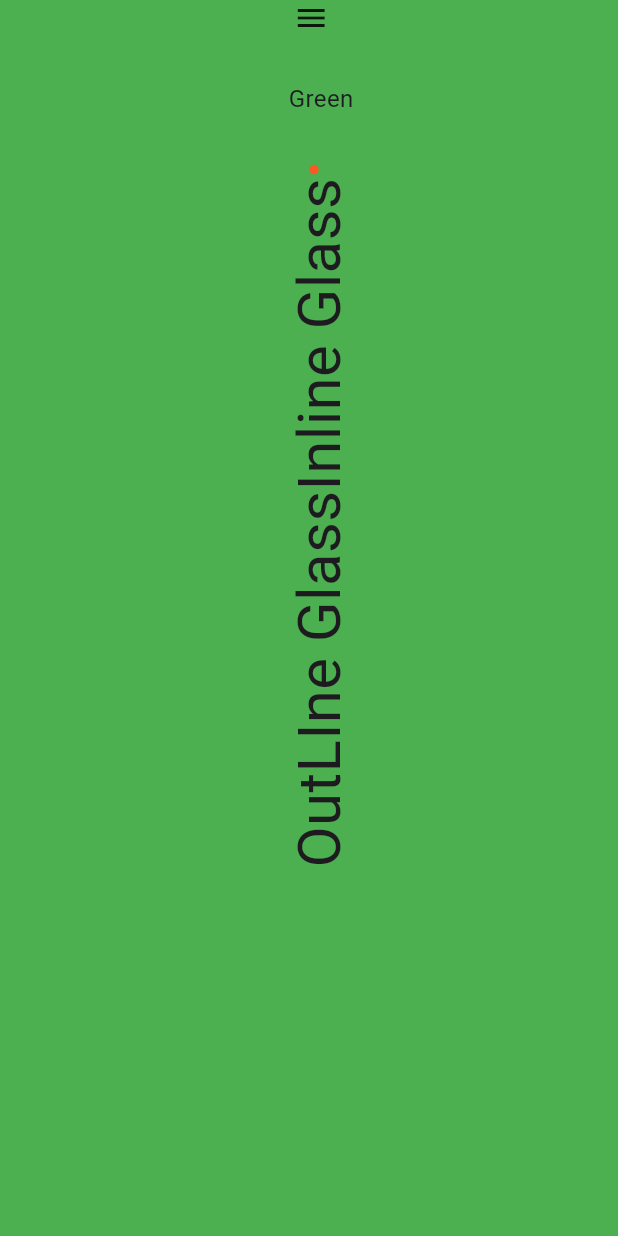
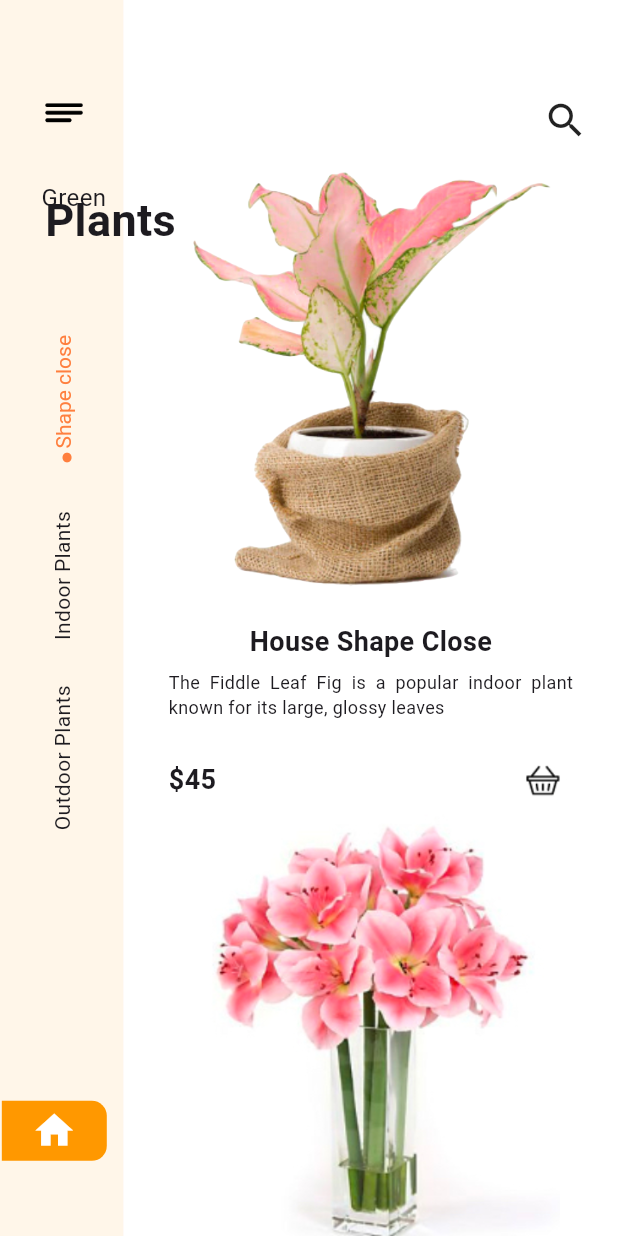
Before and after one commit to imwaseemashraf/plantapp, a Flutter app: the screen it shows after launch, on a phone screen of 412 x 824 dp. Run offline on Flutter 3.47's test engine with Material 3 defaults, Android fonts, the light colour scheme and no system bars; our stand-ins replace gap.

Commit message:
homepage compete

```diff
--- a/lib/Screens/homepage.dart
+++ b/lib/Screens/homepage.dart
@@ -1,5 +1,8 @@
 import 'package:flutter/material.dart';
 import 'package:gap/gap.dart';
+import 'package:plantapp/common/Urls.dart';
+import 'package:plantapp/common/Utils/appcolors.dart';
+import 'package:plantapp/widget/product.dart';
 
 class HomePage extends StatefulWidget {
   const HomePage({super.key});
@@ -16,14 +19,48 @@ class _HomePageState extends State<HomePage> {
         children: [
           Row(
             children: [
-              Expanded(
+              sidebar(),
+              bodyParts(context),
+            ],
+          ),
+          const Positioned(
+            left: 30,
+            top: 125,
+            child: Text(
+              "Plants",
+              style: TextStyle(fontSize: 30, fontWeight: FontWeight.w700),
+            ),
+          ),
+          const Positioned(
+              right: 20,
+              top: 65,
+              child: Icon(
+                Icons.search,
+                size: 30,
+              )),
+        ],
+      ),
+    );
+  }
+}
+
+Expanded sidebar() {
+  return Expanded(
     child: Container(
-                  color: Colors.green,
+      color: AppColors.primaryColor,
       child: Column(
+        mainAxisAlignment: MainAxisAlignment.spaceEvenly,
         children: [
-                      const Padding(
-                        padding: EdgeInsets.only(left: 8, right: 5),
-                        child: Icon(Icons.menu),
+          Column(
+            children: [
+              Padding(
+                padding: const EdgeInsets.only(left: 8, right: 5, top: 10),
+                child: Image.asset(
+                  "assets/images/more.png",
+                  scale: 1,
+                  height: 30,
+                  width: 50,
+                ),
               ),
               const Gap(30),
               const Padding(
@@ -31,50 +68,98 @@ class _HomePageState extends State<HomePage> {
                 child: Text("Green", style: TextStyle(fontSize: 16)),
               ),
               const Gap(30),
+            ],
+          ),
+          Column(
+            children: [
               Padding(
                 padding: const EdgeInsets.only(right: 15),
                 child: RotatedBox(
                   quarterTurns: 3,
                   child: RichText(
-                              text: const TextSpan(children: [
+                    text: const TextSpan(
+                      children: [
                         TextSpan(
                           text: ".",
                           style: TextStyle(
                               fontSize: 40,
                               fontWeight: FontWeight.w700,
-                                  color: Colors.deepOrange),
+                              color: AppColors.secondaryColor),
                         ),
-                          ])),
-                        ),
-                      ),
-                      const Padding(
-                        padding: EdgeInsets.only(left: 14),
-                        child: RotatedBox(
-                          quarterTurns: 3,
-                          child: Text("Inline Glass",
-                              style: TextStyle(
-                                fontSize: 40,
-                              )),
-                        ),
-                      ),
-                      const Padding(
-                        padding: EdgeInsets.only(left: 14),
-                        child: RotatedBox(
-                          quarterTurns: 3,
-                          child: Text("OutLIne Glass",
-                              style: TextStyle(
-                                fontSize: 40,
-                              )),
-                        ),
-                      ),
+                        TextSpan(
+                            text: "Shape close",
+                            style: TextStyle(color: AppColors.secondaryColor))
                       ],
                     ),
                   ),
                 ),
+              ),
+              const Gap(30),
+              const Padding(
+                padding: EdgeInsets.only(left: 1),
+                child: RotatedBox(
+                  quarterTurns: 3,
+                  child: Text(
+                    "Indoor Plants",
+                    style: TextStyle(fontSize: 14),
+                  ),
+                ),
+              ),
+              const Gap(30),
+              const Padding(
+                padding: EdgeInsets.only(left: 1),
+                child: RotatedBox(
+                  quarterTurns: 3,
+                  child: Text("Outdoor Plants",
+                      style: TextStyle(
+                        fontSize: 14,
+                      )),
+                ),
+              ),
+              const Gap(30),
             ],
+          ),
+          Container(
+            margin: const EdgeInsets.only(right: 10, top: 100),
+            padding: const EdgeInsets.symmetric(horizontal: 20, vertical: 5),
+            decoration: const BoxDecoration(
+                color: Colors.orange,
+                borderRadius: BorderRadius.only(
+                    bottomRight: Radius.circular(10),
+                    topRight: Radius.circular(10))),
+            child: const Icon(
+              Icons.home,
+              size: 30,
+              color: Colors.white,
+            ),
           )
         ],
       ),
+    ),
   );
 }
+
+Widget bodyParts(BuildContext context) {
+  return Container(
+    color: AppColors.white,
+    width: MediaQuery.of(context).size.width * 0.8,
+    child: const SingleChildScrollView(
+      scrollDirection: Axis.vertical,
+      child: Column(
+        children: [
+          Gap(100),
+          Product(
+              image: Urls.product1,
+              name: "House Shape Close",
+              description:
+                  "The Fiddle Leaf Fig is a popular indoor plant known for its large, glossy leaves"),
+          Product(
+              image: Urls.product2,
+              name: "Glass Water",
+              description:
+                  "It requires bright, indirect light and consistent watering. This plant is perfect for adding a touch of greenery to any room."),
+        ],
+      ),
+    ),
+  );
 }
--- /dev/null
+++ b/lib/commmon/Utils/appcolors.dart
@@ -0,0 +1 @@
+// TODO Implement this library.
--- /dev/null
+++ b/lib/common/Urls.dart
@@ -0,0 +1,4 @@
+class Urls {
+  static const String product1 = "assets/images/flower1.png";
+  static const String product2 = "assets/images/flower2.png";
+}
--- /dev/null
+++ b/lib/common/Utils/appcolors.dart
@@ -0,0 +1,9 @@
+import 'dart:ui';
+
+class AppColors {
+  static const Color primaryColor = Color(0xFFFFF6E9);
+  static const Color secondaryColor = Color(0xFFFF7F3E);
+  static const Color triColor = Color(0xFF80C4E9);
+  static const Color fourthColor = Color(0xFF604CC3);
+  static const Color white = Color(0xFFFFFFFF);
+}
--- a/lib/main.dart
+++ b/lib/main.dart
@@ -11,6 +11,7 @@ class MyApp extends StatelessWidget {
   @override
   Widget build(BuildContext context) {
     return const MaterialApp(
+      debugShowCheckedModeBanner: false,
       home: HomePage(),
     );
   }
--- /dev/null
+++ b/lib/widget/product.dart
@@ -0,0 +1,56 @@
+import 'package:flutter/material.dart';
+import 'package:gap/gap.dart';
+
+class Product extends StatelessWidget {
+  final String image, name, description;
+  const Product(
+      {super.key,
+      required this.image,
+      required this.name,
+      required this.description});
+
+  @override
+  Widget build(BuildContext context) {
+    return Column(
+      children: [
+        Image.asset(
+          image,
+          width: 300,
+          height: 300,
+        ),
+        const Gap(15),
+        Text(name,
+            style: const TextStyle(
+              fontSize: 18,
+              fontWeight: FontWeight.w600,
+            )),
+        const Gap(5),
+        Padding(
+          padding: EdgeInsets.only(left: 30.0, right: 30),
+          child: Text(description,
+              textAlign: TextAlign.justify,
+              style: const TextStyle(
+                fontSize: 12,
+                // fontWeight: FontWeight.w600,
+              )),
+        ),
+        const Gap(20),
+        Padding(
+          padding: const EdgeInsets.only(left: 30, right: 30),
+          child: Row(
+            mainAxisAlignment: MainAxisAlignment.spaceBetween,
+            children: [
+              const Text("\$45",
+                  style: TextStyle(fontSize: 18, fontWeight: FontWeight.w700)),
+              Image.asset(
+                "assets/images/basket icon.png",
+                width: 40,
+                height: 40,
+              ),
+            ],
+          ),
+        )
+      ],
+    );
+  }
+}
--- a/pubspec.yaml
+++ b/pubspec.yaml
@@ -60,8 +60,8 @@ flutter:
   uses-material-design: true
 
   # To add assets to your application, add an assets section, like this:
-  # assets:
-  #   - images/a_dot_burr.jpeg
+  assets:
+    - assets/images/
   #   - images/a_dot_ham.jpeg
 
   # An image asset can refer to one or more resolution-specific "variants", see
```
Also changed, not shown: assets/images/basket icon.png (added), assets/images/filter icon.png (added), assets/images/flower1.png (added), assets/images/flower2.png (added), assets/images/more.png (added). Lines whose indentation alone changed are shown as unchanged.
